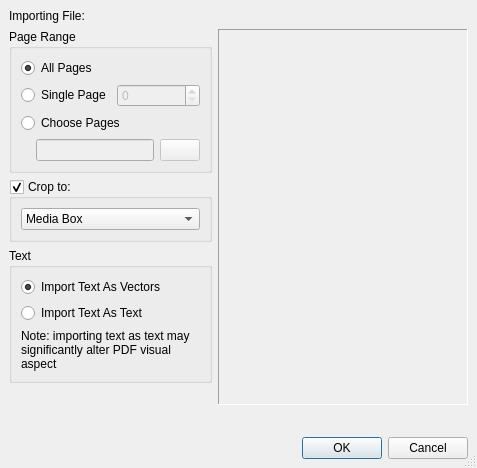
The window that scribus/plugins/import/pdf/pdfimportoptions.ui (scribusproject/scribus) describes before a commit, drawn with Qt 5.
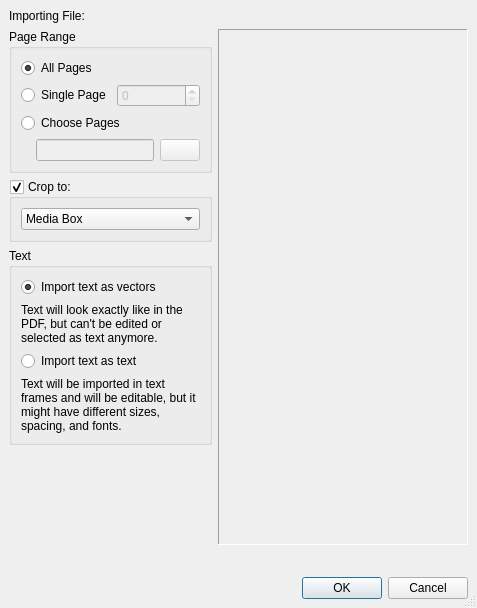
The same window after the commit. Custom widgets are drawn as their Qt base class.

Commit message: #16410: Note in PDF import dialogue is unreadable and probably needs a correction

The edit to the form file:
```diff
--- a/scribus/plugins/import/pdf/pdfimportoptions.ui
+++ b/scribus/plugins/import/pdf/pdfimportoptions.ui
@@ -7,7 +7,7 @@
     <x>0</x>
     <y>0</y>
     <width>477</width>
-    <height>468</height>
+    <height>608</height>
    </rect>
   </property>
   <property name="windowTitle">
@@ -202,24 +202,40 @@
              <bool>true</bool>
             </property>
             <property name="text">
-             <string>Import Text As Vectors</string>
+             <string>Import text as vectors</string>
             </property>
             <property name="checked">
              <bool>true</bool>
             </property>
            </widget>
           </item>
-          <item>
-           <widget class="QRadioButton" name="textAsText">
-            <property name="text">
-             <string>Import Text As Text</string>
-            </property>
-           </widget>
-          </item>
           <item>
            <widget class="QLabel" name="label_2">
+            <property name="minimumSize">
+             <size>
+              <width>0</width>
+              <height>21</height>
+             </size>
+            </property>
             <property name="text">
-             <string>Note: importing text as text may significantly alter PDF visual aspect</string>
+             <string>Text will look exactly like in the PDF, but can't be edited or selected as text anymore.</string>
+            </property>
+            <property name="wordWrap">
+             <bool>true</bool>
+            </property>
+           </widget>
+          </item>
+          <item>
+           <widget class="QRadioButton" name="textAsText">
+            <property name="text">
+             <string>Import text as text</string>
+            </property>
+           </widget>
+          </item>
+          <item>
+           <widget class="QLabel" name="label_3">
+            <property name="text">
+             <string>Text will be imported in text frames and will be editable, but it might have different sizes, spacing, and fonts.</string>
             </property>
             <property name="wordWrap">
              <bool>true</bool>
```
Left out of the diff: 18 changed lines with no effect on the pictures.
